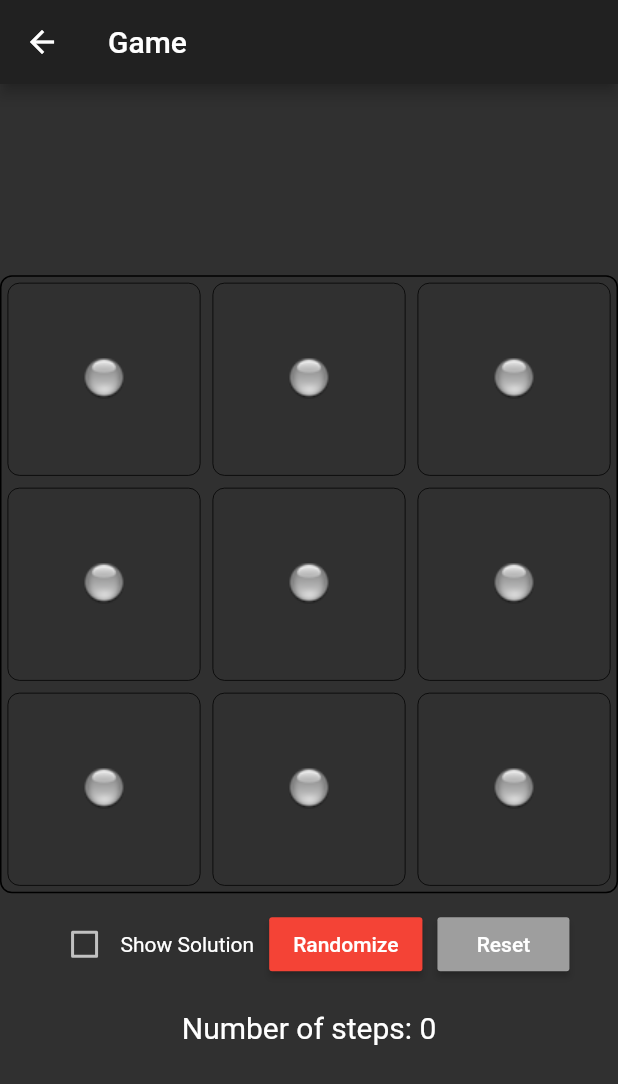
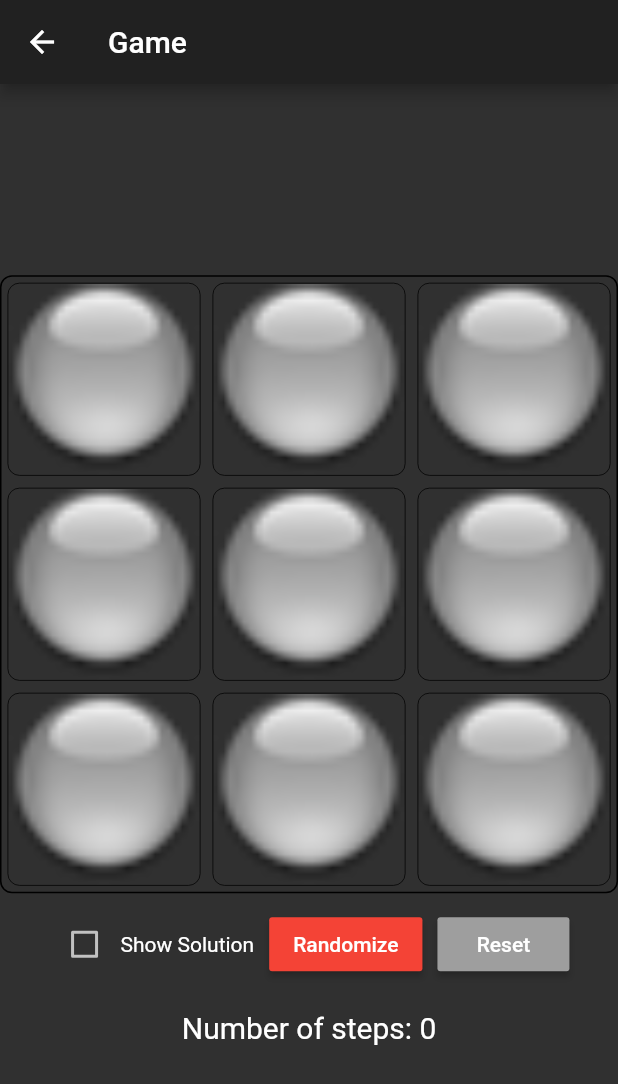
Before and after one commit to adso023/Flutter-Lights-Out, a Flutter app: the screen it shows after launch, after a tap on "Start Game", on a phone screen of 412 x 824 dp. Shown: the top 1084 px of the screen. Run offline on Flutter 3.47's test engine with Material 2 defaults, Android fonts, the phone set to English and light mode, and no system bars; our stand-ins replace splashscreen.

Commit message:
UI Change

```diff
--- a/lightsout_app/lib/game.dart
+++ b/lightsout_app/lib/game.dart
@@ -41,6 +41,8 @@ class _GameState extends State<Game>{
 
     int x, y = 0;
 
+    print(index);
+
     x = (index / stateLength).floor();
     y = (index % stateLength);
     return GestureDetector(
@@ -54,15 +56,18 @@ class _GameState extends State<Game>{
       },
       child: GridTile(
         child: Container(
+          width: MediaQuery.of(context).size.width / dim,
+          height: MediaQuery.of(context).size.width / dim,
           margin: const EdgeInsets.all(4.0),
           decoration: BoxDecoration(
             borderRadius: BorderRadius.circular(8.0),
             border: Border.all(color: Colors.black, width: 0.5)
           ),
-          child: Container(child: (_states[x][y]) ? Image.asset('assets/images/Light-0.png') : Image.asset('assets/images/Light-1.png')),
+          child: Container(
+            child: (_states[x][y]) ? Image.asset('assets/images/Light-0.png', fit: BoxFit.fill,) : Image.asset('assets/images/Light-1.png', fit: BoxFit.fill,),
         ),
       ),
-    );
+    ));
   }
 
   void _tappedItems(int x, int y){
```
